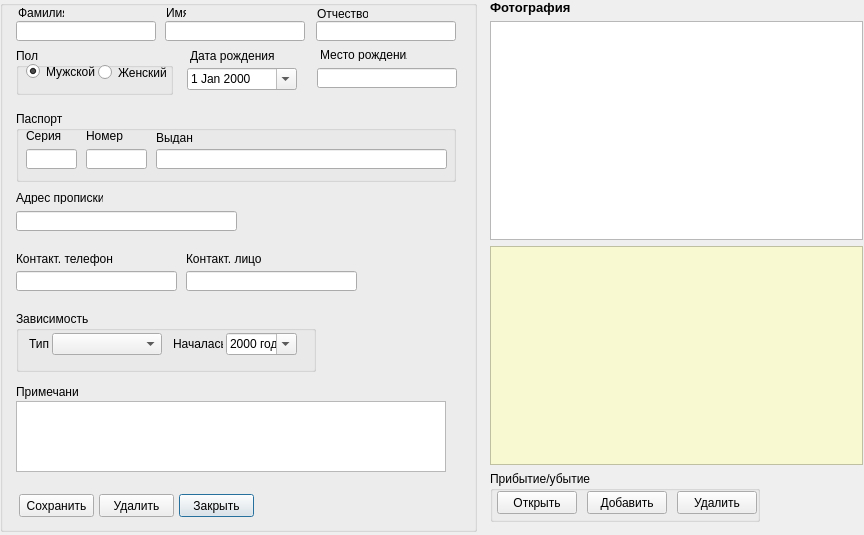
Old version of the form record_form.ui in the repository moisizz/Rehab-Database-Client.
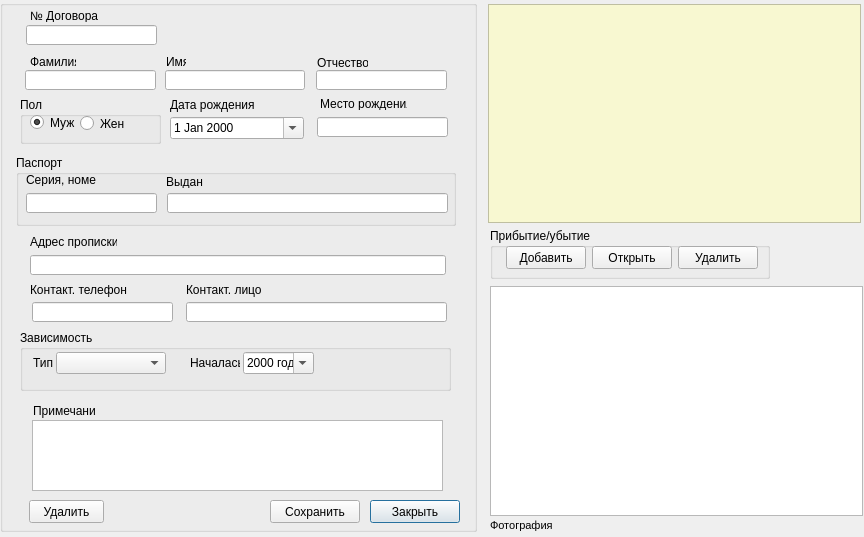
New version of the form. Icons and pictures are not drawn.

Patch:
```diff
--- a/record_form.ui
+++ b/record_form.ui
@@ -7,7 +7,7 @@
     <x>0</x>
     <y>0</y>
     <width>864</width>
-    <height>535</height>
+    <height>537</height>
    </rect>
   </property>
   <property name="windowTitle">
@@ -53,7 +53,7 @@
     <property name="geometry">
      <rect>
       <x>16</x>
-      <y>111</y>
+      <y>155</y>
       <width>440</width>
       <height>71</height>
      </rect>
@@ -66,33 +66,20 @@
       <rect>
        <x>10</x>
        <y>18</y>
-       <width>46</width>
+       <width>70</width>
        <height>13</height>
       </rect>
      </property>
      <property name="text">
-      <string>Серия</string>
-     </property>
-    </widget>
-    <widget class="QLabel" name="label_9">
-     <property name="geometry">
-      <rect>
-       <x>70</x>
-       <y>18</y>
-       <width>46</width>
-       <height>13</height>
-      </rect>
-     </property>
-     <property name="text">
-      <string>Номер</string>
+      <string>Серия, номер</string>
      </property>
     </widget>
     <widget class="QLineEdit" name="passport_given">
      <property name="geometry">
       <rect>
-       <x>140</x>
+       <x>151</x>
        <y>38</y>
-       <width>291</width>
+       <width>281</width>
        <height>20</height>
       </rect>
      </property>
@@ -100,7 +87,7 @@
     <widget class="QLabel" name="label_8">
      <property name="geometry">
       <rect>
-       <x>140</x>
+       <x>150</x>
        <y>20</y>
        <width>46</width>
        <height>13</height>
@@ -115,28 +102,12 @@
       <rect>
        <x>10</x>
        <y>38</y>
-       <width>51</width>
+       <width>131</width>
        <height>20</height>
       </rect>
      </property>
      <property name="inputMask">
-      <string>####; </string>
-     </property>
-     <property name="text">
       <string/>
-     </property>
-    </widget>
-    <widget class="QLineEdit" name="passport_number">
-     <property name="geometry">
-      <rect>
-       <x>70</x>
-       <y>38</y>
-       <width>61</width>
-       <height>20</height>
-      </rect>
-     </property>
-     <property name="inputMask">
-      <string>######; </string>
      </property>
      <property name="text">
       <string/>
@@ -146,9 +117,9 @@
    <widget class="QLineEdit" name="last_name">
     <property name="geometry">
      <rect>
-      <x>16</x>
-      <y>21</y>
-      <width>140</width>
+      <x>25</x>
+      <y>70</y>
+      <width>131</width>
       <height>20</height>
      </rect>
     </property>
@@ -156,8 +127,8 @@
    <widget class="QLabel" name="label_11">
     <property name="geometry">
      <rect>
-      <x>16</x>
-      <y>251</y>
+      <x>30</x>
+      <y>282</y>
       <width>101</width>
       <height>16</height>
      </rect>
@@ -169,9 +140,9 @@
    <widget class="QPlainTextEdit" name="notes">
     <property name="geometry">
      <rect>
-      <x>16</x>
-      <y>401</y>
-      <width>430</width>
+      <x>32</x>
+      <y>420</y>
+      <width>411</width>
       <height>71</height>
      </rect>
     </property>
@@ -183,7 +154,7 @@
     <property name="geometry">
      <rect>
       <x>320</x>
-      <y>48</y>
+      <y>97</y>
       <width>87</width>
       <height>13</height>
      </rect>
@@ -196,8 +167,8 @@
     <property name="geometry">
      <rect>
       <x>317</x>
-      <y>68</y>
-      <width>140</width>
+      <y>117</y>
+      <width>131</width>
       <height>20</height>
      </rect>
     </property>
@@ -206,7 +177,7 @@
     <property name="geometry">
      <rect>
       <x>186</x>
-      <y>251</y>
+      <y>282</y>
       <width>78</width>
       <height>16</height>
      </rect>
@@ -219,7 +190,7 @@
     <property name="geometry">
      <rect>
       <x>165</x>
-      <y>21</y>
+      <y>70</y>
       <width>140</width>
       <height>20</height>
      </rect>
@@ -229,7 +200,7 @@
     <property name="geometry">
      <rect>
       <x>317</x>
-      <y>6</y>
+      <y>55</y>
       <width>51</width>
       <height>16</height>
      </rect>
@@ -241,9 +212,9 @@
    <widget class="QPushButton" name="closeButton">
     <property name="geometry">
      <rect>
-      <x>179</x>
-      <y>494</y>
-      <width>75</width>
+      <x>370</x>
+      <y>500</y>
+      <width>90</width>
       <height>23</height>
      </rect>
     </property>
@@ -255,8 +226,8 @@
     <property name="geometry">
      <rect>
       <x>186</x>
-      <y>271</y>
-      <width>171</width>
+      <y>302</y>
+      <width>261</width>
       <height>20</height>
      </rect>
     </property>
@@ -267,8 +238,8 @@
    <widget class="QLabel" name="label_4">
     <property name="geometry">
      <rect>
-      <x>190</x>
-      <y>48</y>
+      <x>170</x>
+      <y>97</y>
       <width>84</width>
       <height>16</height>
      </rect>
@@ -280,8 +251,8 @@
    <widget class="QPushButton" name="deleteButton">
     <property name="geometry">
      <rect>
-      <x>99</x>
-      <y>494</y>
+      <x>29</x>
+      <y>500</y>
       <width>75</width>
       <height>23</height>
      </rect>
@@ -293,8 +264,8 @@
    <widget class="QLabel" name="label_5">
     <property name="geometry">
      <rect>
-      <x>16</x>
-      <y>191</y>
+      <x>30</x>
+      <y>235</y>
       <width>87</width>
       <height>13</height>
      </rect>
@@ -306,9 +277,9 @@
    <widget class="QPushButton" name="saveButton">
     <property name="geometry">
      <rect>
-      <x>19</x>
-      <y>494</y>
-      <width>75</width>
+      <x>270</x>
+      <y>500</y>
+      <width>90</width>
       <height>23</height>
      </rect>
     </property>
@@ -319,8 +290,8 @@
    <widget class="QLabel" name="label_15">
     <property name="geometry">
      <rect>
-      <x>16</x>
-      <y>384</y>
+      <x>33</x>
+      <y>403</y>
       <width>63</width>
       <height>16</height>
      </rect>
@@ -333,7 +304,7 @@
     <property name="geometry">
      <rect>
       <x>166</x>
-      <y>6</y>
+      <y>55</y>
       <width>20</width>
       <height>13</height>
      </rect>
@@ -346,8 +317,8 @@
     <property name="geometry">
      <rect>
       <x>316</x>
-      <y>21</y>
-      <width>140</width>
+      <y>70</y>
+      <width>131</width>
       <height>20</height>
      </rect>
     </property>
@@ -355,9 +326,9 @@
    <widget class="QGroupBox" name="gender">
     <property name="geometry">
      <rect>
-      <x>16</x>
-      <y>48</y>
-      <width>157</width>
+      <x>20</x>
+      <y>97</y>
+      <width>141</width>
       <height>47</height>
      </rect>
     </property>
@@ -373,27 +344,27 @@
     <widget class="QRadioButton" name="female">
      <property name="geometry">
       <rect>
-       <x>82</x>
-       <y>16</y>
-       <width>70</width>
+       <x>60</x>
+       <y>18</y>
+       <width>50</width>
        <height>17</height>
       </rect>
      </property>
      <property name="text">
-      <string>Женский</string>
+      <string>Жен</string>
      </property>
     </widget>
     <widget class="QRadioButton" name="male">
      <property name="geometry">
       <rect>
        <x>10</x>
-       <y>15</y>
-       <width>70</width>
+       <y>17</y>
+       <width>50</width>
        <height>17</height>
       </rect>
      </property>
      <property name="text">
-      <string>Мужской</string>
+      <string>Муж</string>
      </property>
      <property name="checked">
       <bool>true</bool>
@@ -403,9 +374,9 @@
    <widget class="QDateEdit" name="born_date">
     <property name="geometry">
      <rect>
-      <x>187</x>
-      <y>68</y>
-      <width>110</width>
+      <x>170</x>
+      <y>117</y>
+      <width>134</width>
       <height>22</height>
      </rect>
     </property>
@@ -416,22 +387,22 @@
    <widget class="QLineEdit" name="contact_phone">
     <property name="geometry">
      <rect>
-      <x>16</x>
-      <y>271</y>
-      <width>161</width>
+      <x>32</x>
+      <y>302</y>
+      <width>141</width>
       <height>20</height>
      </rect>
     </property>
     <property name="inputMask">
-     <string>##########; </string>
+     <string/>
     </property>
    </widget>
    <widget class="QGroupBox" name="addiction_group">
     <property name="geometry">
      <rect>
-      <x>16</x>
-      <y>311</y>
-      <width>300</width>
+      <x>20</x>
+      <y>330</y>
+      <width>431</width>
       <height>61</height>
      </rect>
     </property>
@@ -441,7 +412,7 @@
     <widget class="QDateEdit" name="addiction_start_date">
      <property name="geometry">
       <rect>
-       <x>210</x>
+       <x>223</x>
        <y>22</y>
        <width>71</width>
        <height>22</height>
@@ -457,7 +428,7 @@
     <widget class="QLabel" name="label_10">
      <property name="geometry">
       <rect>
-       <x>157</x>
+       <x>170</x>
        <y>26</y>
        <width>50</width>
        <height>13</height>
@@ -494,8 +465,8 @@
    <widget class="QLabel" name="label_2">
     <property name="geometry">
      <rect>
-      <x>18</x>
-      <y>6</y>
+      <x>30</x>
+      <y>55</y>
       <width>46</width>
       <height>13</height>
      </rect>
@@ -507,19 +478,42 @@
    <widget class="QLineEdit" name="address">
     <property name="geometry">
      <rect>
-      <x>16</x>
-      <y>211</y>
-      <width>221</width>
+      <x>30</x>
+      <y>255</y>
+      <width>416</width>
       <height>20</height>
      </rect>
     </property>
    </widget>
+   <widget class="QLineEdit" name="contract_number">
+    <property name="geometry">
+     <rect>
+      <x>26</x>
+      <y>25</y>
+      <width>131</width>
+      <height>20</height>
+     </rect>
+    </property>
+   </widget>
+   <widget class="QLabel" name="label_9">
+    <property name="geometry">
+     <rect>
+      <x>30</x>
+      <y>9</y>
+      <width>68</width>
+      <height>13</height>
+     </rect>
+    </property>
+    <property name="text">
+     <string>№ Договора</string>
+    </property>
+   </widget>
   </widget>
   <widget class="QTableWidget" name="arriveTable">
    <property name="geometry">
     <rect>
-     <x>490</x>
-     <y>246</y>
+     <x>488</x>
+     <y>4</y>
      <width>373</width>
      <height>219</height>
     </rect>
@@ -547,8 +541,8 @@
    <property name="geometry">
     <rect>
      <x>490</x>
-     <y>471</y>
-     <width>270</width>
+     <y>228</y>
+     <width>280</width>
      <height>51</height>
     </rect>
    </property>
@@ -560,7 +554,7 @@
    </property>
    <property name="minimumSize">
     <size>
-     <width>270</width>
+     <width>280</width>
      <height>51</height>
     </size>
    </property>
@@ -576,8 +570,8 @@
    <widget class="QPushButton" name="arriveDeleteButton">
     <property name="geometry">
      <rect>
-      <x>187</x>
-      <y>20</y>
+      <x>188</x>
+      <y>18</y>
       <width>80</width>
       <height>23</height>
      </rect>
@@ -589,8 +583,8 @@
    <widget class="QPushButton" name="arriveAddButton">
     <property name="geometry">
      <rect>
-      <x>97</x>
-      <y>20</y>
+      <x>16</x>
+      <y>18</y>
       <width>80</width>
       <height>23</height>
      </rect>
@@ -602,8 +596,8 @@
    <widget class="QPushButton" name="arriveOpenButton">
     <property name="geometry">
      <rect>
-      <x>7</x>
-      <y>20</y>
+      <x>102</x>
+      <y>18</y>
       <width>80</width>
       <height>23</height>
      </rect>
@@ -617,9 +611,9 @@
    <property name="geometry">
     <rect>
      <x>490</x>
-     <y>21</y>
+     <y>286</y>
      <width>373</width>
-     <height>219</height>
+     <height>230</height>
     </rect>
    </property>
    <property name="cursor" stdset="0">
@@ -633,20 +627,20 @@
    <property name="geometry">
     <rect>
      <x>490</x>
-     <y>-1</y>
+     <y>517</y>
      <width>373</width>
      <height>16</height>
     </rect>
    </property>
    <property name="font">
     <font>
-     <pointsize>10</pointsize>
-     <weight>75</weight>
-     <bold>true</bold>
+     <pointsize>8</pointsize>
+     <weight>50</weight>
+     <bold>false</bold>
     </font>
    </property>
    <property name="layoutDirection">
-    <enum>Qt::RightToLeft</enum>
+    <enum>Qt::LeftToRight</enum>
    </property>
    <property name="text">
     <string>Фотография</string>
```
Left out of the diff: 56 changed lines with no effect on the pictures.
